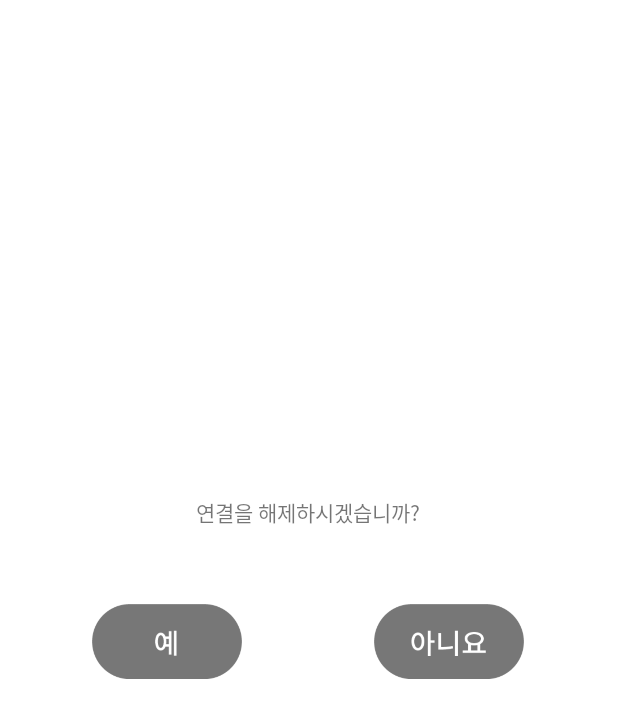
After one commit to hwangseungbo/Dahan_BLE, an Android app: the layout setting_dialog_reset.xml on its own in the app's theme, with its tools: preview values and no code run, on a phone screen of 412 x 824 dp. The commit adds this screen. Shown: the top 718 px of the screen. Run offline under Robolectric (Android 15) with nearby library versions, the phone set to English and light mode, and no system bars.

Commit message:
이미지 추가

```diff
--- a/app/src/main/java/org/techtown/dahan_ble/SettingFragment.java
+++ b/app/src/main/java/org/techtown/dahan_ble/SettingFragment.java
@@ -527,8 +527,34 @@ public class SettingFragment extends Fragment {
         fr_btn_exit.setOnClickListener(new View.OnClickListener() {
             @Override
             public void onClick(View v) {
-                //다이얼로그 이벤트를 만들어줍니다.
 
+                //팝업창 띄우기
+                dialog = new Dialog(getContext(), android.R.style.Theme_Material_Light_Dialog);
+                dialog.setContentView(R.layout.setting_dialog_reset);
+                dialog.getWindow().setBackgroundDrawable(new ColorDrawable(Color.TRANSPARENT));
+                dialog.getWindow().clearFlags(WindowManager.LayoutParams.FLAG_DIM_BEHIND);
+
+                Button btn_reset_yes = dialog.findViewById(R.id.btn_reset_yes);
+                Button btn_reset_no = dialog.findViewById(R.id.btn_reset_no);
+
+                btn_reset_yes.setOnClickListener(new View.OnClickListener() {
+                    @Override
+                    public void onClick(View v) {
+                        ((MainActivity)getActivity()).DisconnectBLE();
+                        dialog.dismiss();
+                    }
+                });
+
+                btn_reset_no.setOnClickListener(new View.OnClickListener() {
+                    @Override
+                    public void onClick(View v) {
+                        dialog.dismiss();
+                    }
+                });
+
+                dialog.show();
+
+                /*
                 AlertDialog.Builder builder = new AlertDialog.Builder(getActivity());
                 builder.setTitle("연결해제").setMessage("연결을 해제하시겠습니까?");
 
@@ -548,7 +574,7 @@ public class SettingFragment extends Fragment {
 
                 AlertDialog alertDialog = builder.create();
                 alertDialog.show();
-
+                */
             }
         });
 
--- /dev/null
+++ b/app/src/main/res/layout/setting_dialog_reset.xml
@@ -0,0 +1,51 @@
+<?xml version="1.0" encoding="utf-8"?>
+<androidx.constraintlayout.widget.ConstraintLayout xmlns:android="http://schemas.android.com/apk/res/android"
+    xmlns:app="http://schemas.android.com/apk/res-auto"
+    xmlns:tools="http://schemas.android.com/tools"
+    android:layout_width="match_parent"
+    android:layout_height="match_parent"
+    android:background="#FFFFFF"
+    android:alpha="1">
+
+    <androidx.constraintlayout.widget.ConstraintLayout
+        android:layout_width="360dp"
+        android:layout_height="173dp"
+        app:layout_constraintBottom_toBottomOf="parent"
+        app:layout_constraintEnd_toEndOf="parent"
+        app:layout_constraintHorizontal_bias="0.49"
+        app:layout_constraintStart_toStartOf="parent"
+        app:layout_constraintTop_toTopOf="parent"
+        app:layout_constraintVertical_bias="0.454">
+
+        <Button
+            android:id="@+id/btn_reset_yes"
+            android:layout_width="100dp"
+            android:layout_height="50dp"
+            android:layout_marginStart="36dp"
+            android:layout_marginBottom="16dp"
+            android:background="@drawable/setting_reset_yes"
+            app:layout_constraintBottom_toBottomOf="parent"
+            app:layout_constraintStart_toStartOf="parent" />
+
+        <Button
+            android:id="@+id/btn_reset_no"
+            android:layout_width="100dp"
+            android:layout_height="50dp"
+            android:layout_marginEnd="36dp"
+            android:layout_marginBottom="16dp"
+            android:background="@drawable/setting_reset_no"
+            app:layout_constraintBottom_toBottomOf="parent"
+            app:layout_constraintEnd_toEndOf="parent" />
+
+        <TextView
+            android:id="@+id/textView"
+            android:layout_width="wrap_content"
+            android:layout_height="wrap_content"
+            android:layout_marginTop="35dp"
+            android:fontFamily="@font/notosanskrmedium"
+            android:text="연결을 해제하시겠습니까?"
+            app:layout_constraintEnd_toEndOf="parent"
+            app:layout_constraintStart_toStartOf="parent"
+            app:layout_constraintTop_toTopOf="parent" />
+    </androidx.constraintlayout.widget.ConstraintLayout>
+</androidx.constraintlayout.widget.ConstraintLayout>
```
Also changed, not shown: 3 other files.
